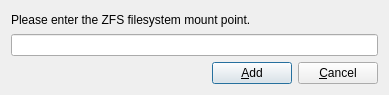
First picture: the form in src-qt5/pc-installgui/dialogZFSMount.ui, repository trueos/trueos-utils-qt5, before the edit.
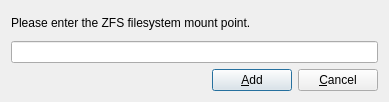
Second picture: the form after the edit. Icons and pictures are not drawn.

Commit message: Also remove any mention of "PC-BSD" within the popup dialogs in the installer.

The edit to the form file:
```diff
--- a/src-qt5/pc-installgui/dialogZFSMount.ui
+++ b/src-qt5/pc-installgui/dialogZFSMount.ui
@@ -7,7 +7,7 @@
     <x>0</x>
     <y>0</y>
     <width>389</width>
-    <height>95</height>
+    <height>102</height>
    </rect>
   </property>
   <property name="windowTitle">
```
Left out of the diff: 2 changed lines with no effect on the pictures. The commit also changes 5 other files.
